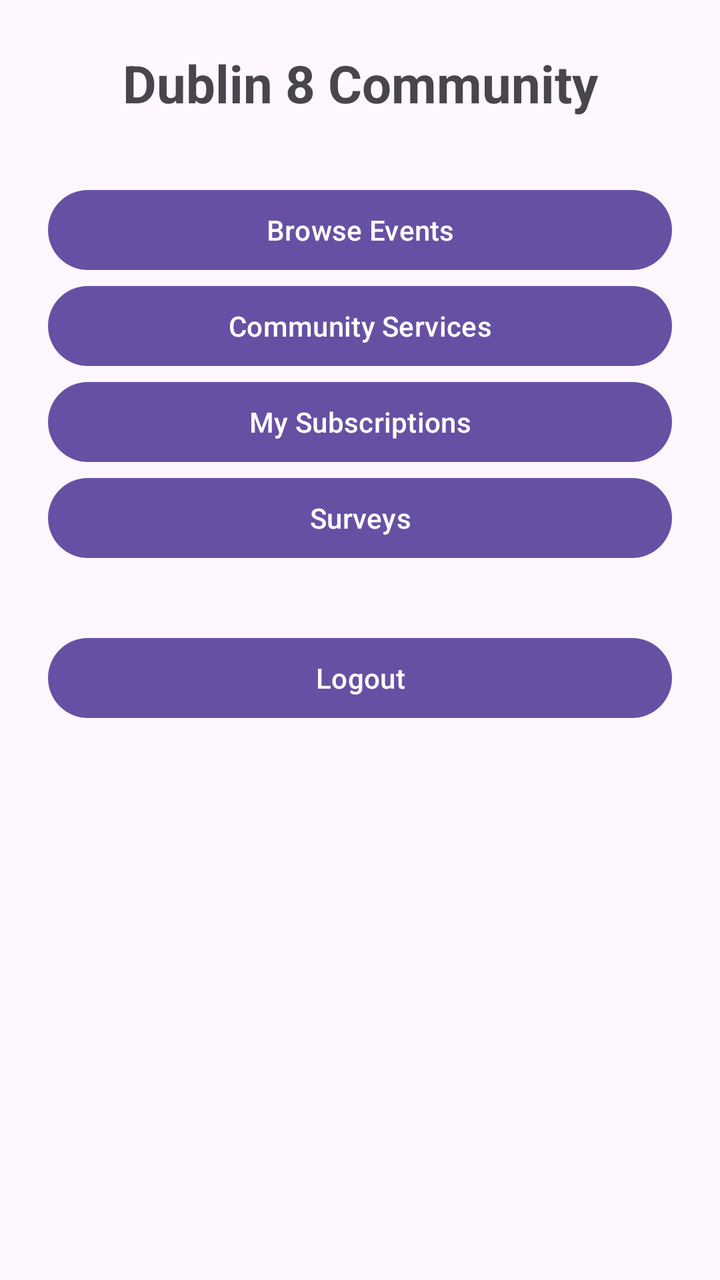
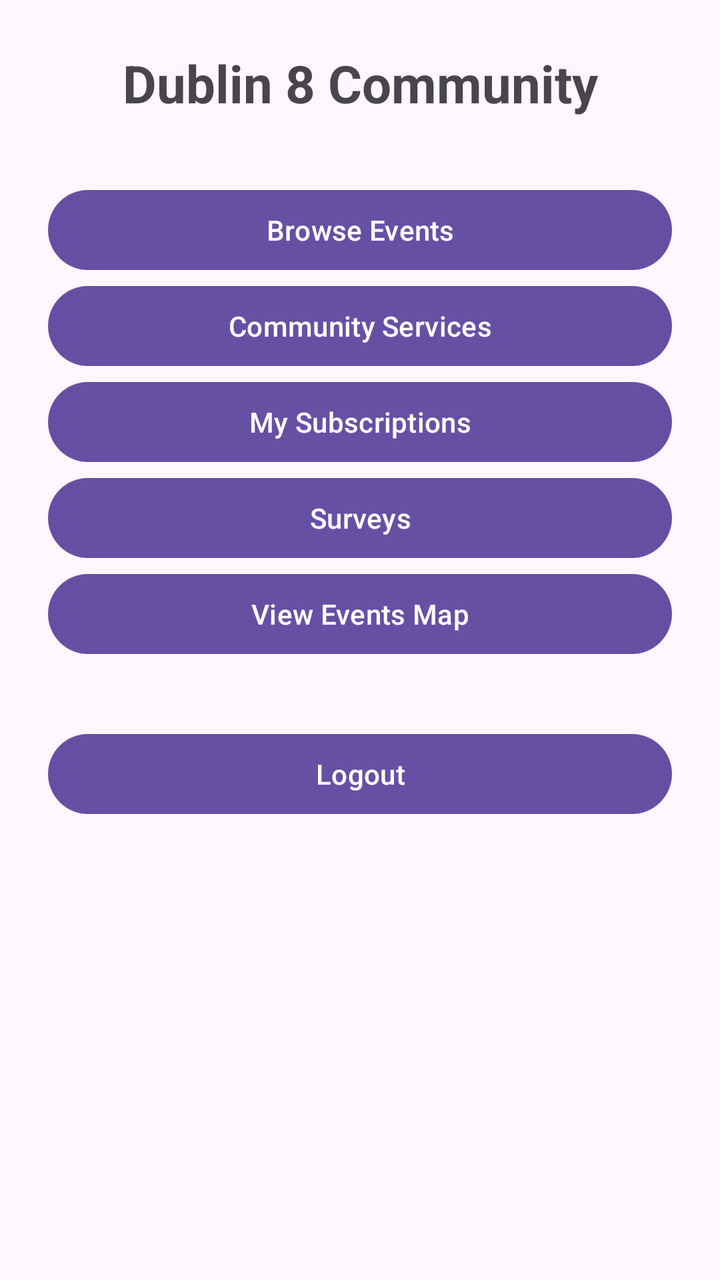

Two renders of the same Android screen: before a commit and after it. Below are the layout's source before the change and the commit's diff.
<!-- AndroidManifest.xml: application theme Theme.Dublin8Community -->
<!-- res/layout/activity_user_dashboard.xml -->
<?xml version="1.0" encoding="utf-8"?>
<LinearLayout xmlns:android="http://schemas.android.com/apk/res/android"
    android:layout_width="match_parent"
    android:layout_height="match_parent"
    android:orientation="vertical"
    android:padding="24dp"
    android:gravity="center_horizontal">

    <TextView
        android:id="@+id/welcomeText"
        android:layout_width="match_parent"
        android:layout_height="wrap_content"
        android:text="Dublin 8 Community"
        android:textSize="26sp"
        android:textStyle="bold"
        android:gravity="center"
        android:layout_marginBottom="32dp" />

    <Button
        android:id="@+id/eventsButton"
        android:layout_width="match_parent"
        android:layout_height="wrap_content"
        android:text="Browse Events" />

    <Button
        android:id="@+id/servicesButton"
        android:layout_width="match_parent"
        android:layout_height="wrap_content"
        android:text="Community Services" />

    <Button
        android:id="@+id/subscriptionsButton"
        android:layout_width="match_parent"
        android:layout_height="wrap_content"
        android:text="My Subscriptions" />

    <Button
        android:id="@+id/surveysButton"
        android:layout_width="match_parent"
        android:layout_height="wrap_content"
        android:text="Surveys" />

    <Button
        android:id="@+id/logoutButton"
        android:layout_width="match_parent"
        android:layout_height="wrap_content"
        android:text="Logout"
        android:layout_marginTop="32dp" />

</LinearLayout>
<!-- resources referenced by this layout -->
<resources>
  <style name="Theme.Dublin8Community" parent="Base.Theme.Dublin8Community" />
  <style name="Base.Theme.Dublin8Community" parent="Theme.Material3.DayNight.NoActionBar">
          
          
      </style>
</resources>

<!-- the commit's change to res/layout/activity_user_dashboard.xml (unified diff, before → after) -->
@@ -41,6 +41,12 @@
         android:text="Surveys" />
 
     <Button
+        android:id="@+id/eventsMapButton"
+        android:layout_width="match_parent"
+        android:layout_height="wrap_content"
+        android:text="View Events Map" />
+
+    <Button
         android:id="@+id/logoutButton"
         android:layout_width="match_parent"
         android:layout_height="wrap_content"
